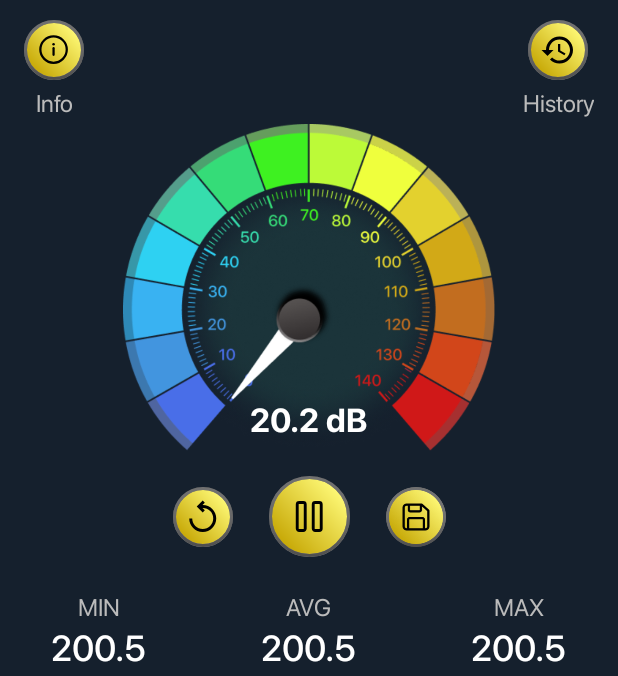
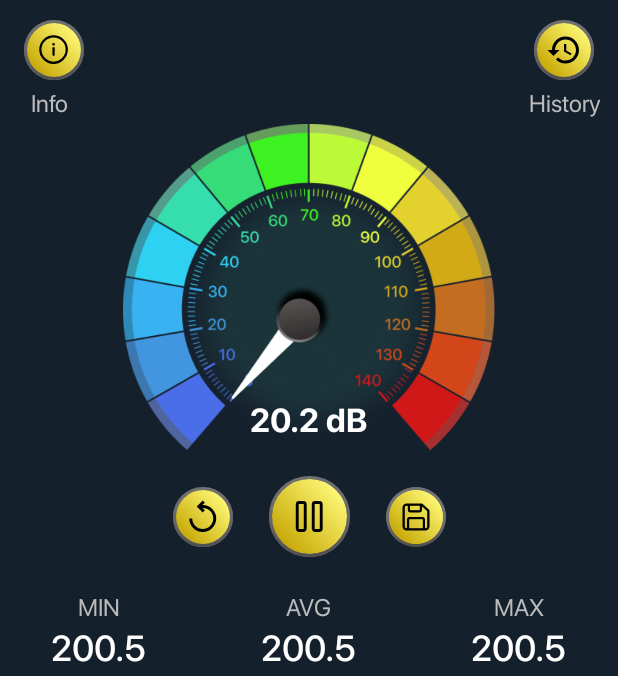
Before and after one commit to minhnguyen1502/sound_meter_ver_2, an Android app: the SoundMeterActivity screen opened directly, with no data from a screen before it, on a phone screen of 412 x 824 dp, the part 94-770 px from its top. Run offline under Robolectric (Android 15) with nearby library versions, the phone set to English and light mode, and no system bars; libraries missing offline, so code that uses them is left out: com.github.mikephil.charting; plain views replace LineChart; 47 statements that could not run were skipped.

Commit message:
update in pc

```diff
--- a/app/src/main/java/com/example/exe01/ui/sound/metal_detector/MetalSensorView.java
+++ b/app/src/main/java/com/example/exe01/ui/sound/metal_detector/MetalSensorView.java
@@ -85,6 +85,6 @@ public class MetalSensorView extends View {
         float min = 0;
         float max = 6000;
 
-        return (value - min) * 210f / (max - min);
+        return (value - min) * 205f / (max - min);
     }
 }
--- a/app/src/main/res/layout/activity_sound_meter.xml
+++ b/app/src/main/res/layout/activity_sound_meter.xml
@@ -64,33 +64,34 @@
                 android:id="@+id/iv_info"
                 android:layout_width="48dp"
                 android:layout_height="48dp"
-                android:layout_marginStart="12dp"
                 android:contentDescription="info"
                 android:padding="4dp"
+                android:layout_marginStart="12dp"
                 android:src="@drawable/ic_info"
                 app:layout_constraintStart_toStartOf="parent"
                 app:layout_constraintTop_toTopOf="parent"
                 tools:ignore="HardcodedText" />
 
             <TextView
+                android:id="@+id/tv_1"
                 android:layout_width="0dp"
                 android:layout_height="wrap_content"
                 android:fontFamily="@font/pro__400"
                 android:text="@string/info"
+                android:layout_marginStart="20dp"
                 android:gravity="center"
                 android:textColor="#BBBBBB"
                 android:textSize="16sp"
-                app:layout_constraintStart_toStartOf="@id/iv_info"
-                app:layout_constraintEnd_toEndOf="@id/iv_info"
+                app:layout_constraintStart_toStartOf="parent"
                 app:layout_constraintTop_toBottomOf="@id/iv_info" />
 
             <ImageView
                 android:id="@+id/iv_history"
                 android:layout_width="48dp"
                 android:layout_height="48dp"
-                android:layout_marginEnd="16dp"
                 android:contentDescription="history"
                 android:padding="4dp"
+                android:layout_marginEnd="12dp"
                 android:src="@drawable/ic_history"
                 app:layout_constraintBottom_toBottomOf="@id/iv_info"
                 app:layout_constraintEnd_toEndOf="parent"
@@ -98,6 +99,7 @@
                 tools:ignore="HardcodedText" />
 
             <TextView
+                android:id="@id/tv_2"
                 android:layout_width="0dp"
                 android:layout_height="wrap_content"
                 android:fontFamily="@font/pro__400"
@@ -105,8 +107,8 @@
                 android:gravity="center"
                 android:textColor="#BBBBBB"
                 android:textSize="16sp"
-                app:layout_constraintEnd_toEndOf="@id/iv_history"
-                app:layout_constraintStart_toStartOf="@id/iv_history"
+                android:layout_marginEnd="12dp"
+                app:layout_constraintEnd_toEndOf="parent"
                 app:layout_constraintTop_toBottomOf="@id/iv_history" />
 
             <com.example.exe01.ui.sound.sound_meter.ui.SoundMeterView
--- a/app/src/main/res/layout/dialog_no_sensor.xml
+++ b/app/src/main/res/layout/dialog_no_sensor.xml
@@ -48,10 +48,11 @@
 
         <TextView
             android:id="@+id/btn_go_to_home"
-            android:layout_width="135.5dp"
+            android:layout_width="wrap_content"
             android:layout_height="wrap_content"
             android:layout_marginTop="24dp"
             android:background="@drawable/bg_button_yellow"
+            android:paddingHorizontal="32dp"
             android:fontFamily="@font/pro_500"
             android:gravity="center"
             android:paddingVertical="16dp"
--- a/app/src/main/res/layout/dialog_permission_in_home.xml
+++ b/app/src/main/res/layout/dialog_permission_in_home.xml
@@ -146,7 +146,7 @@
 
         <TextView
             android:id="@+id/tvOk"
-            android:layout_width="96dp"
+            android:layout_width="wrap_content"
             android:layout_height="wrap_content"
             android:layout_marginTop="28dp"
             android:background="@drawable/bg_button_yellow"
--- a/app/src/main/res/layout/dialog_set_name_record.xml
+++ b/app/src/main/res/layout/dialog_set_name_record.xml
@@ -68,10 +68,11 @@
             app:layout_constraintEnd_toEndOf="parent"/>
         <TextView
             android:id="@+id/btn_cancel"
-            android:layout_width="135.5dp"
+            android:layout_width="wrap_content"
             android:layout_height="wrap_content"
             android:text="@string/cancel"
             android:gravity="center"
+            android:paddingHorizontal="38dp"
             android:background="@drawable/bg_button"
             android:fontFamily="@font/pro_500"
             android:textSize="16sp"
@@ -84,10 +85,11 @@
 
         <TextView
             android:id="@+id/btn_save"
-            android:layout_width="135.5dp"
+            android:layout_width="wrap_content"
             android:layout_height="wrap_content"
             android:text="@string/save"
             android:gravity="center"
+            android:paddingHorizontal="38dp"
             android:background="@drawable/bg_button_yellow"
             android:fontFamily="@font/pro_500"
             android:textSize="16sp"
--- a/app/src/main/res/layout/dialog_threshold.xml
+++ b/app/src/main/res/layout/dialog_threshold.xml
@@ -58,12 +58,13 @@
 
         <TextView
             android:id="@+id/btn_ok"
-            android:layout_width="128dp"
+            android:layout_width="wrap_content"
             android:layout_height="wrap_content"
             android:text="@string/set"
             android:gravity="center"
             android:fontFamily="@font/pro_500"
             android:textSize="16sp"
+            android:paddingHorizontal="32dp"
             android:textColor="@color/black"
             android:background="@drawable/bg_button_yellow"
             android:paddingVertical="16dp"
@@ -75,10 +76,11 @@
         <TextView
             android:background="@drawable/bg_button"
             android:id="@+id/btn_cancel"
-            android:layout_width="128dp"
+            android:layout_width="wrap_content"
             android:layout_height="wrap_content"
             android:text="@string/cancel"
             android:gravity="center"
+            android:paddingHorizontal="32dp"
             android:fontFamily="@font/pro_500"
             android:textSize="16sp"
             android:textColor="@color/white"
--- a/app/src/main/res/values/strings.xml
+++ b/app/src/main/res/values/strings.xml
@@ -130,6 +130,7 @@
     <string name="input_cannot_be_empty">input cannot be empty</string>
     <string name="from_0_to_6000">from 0 to 6000</string>
     <string name="threshold_set_to">Threshold set to</string>
-    <string name="invalid_input">invalid input)</string>
+    <string name="invalid_input">invalid input</string>
+    <string name="title_already_exists">Title already exists.</string>
 
 </resources>
```
Also changed, not shown: app/src/main/java/com/example/exe01/ui/sound/metal_detector/MetalSensorActivity.java (+9 -0 lines), app/src/main/java/com/example/exe01/ui/sound/sound_meter/activity/SoundMeterActivity.java (+34 -14 lines), app/src/main/res/layout/dialog_permission.xml (+10 -10 lines), app/src/main/res/layout/item_sound_meter.xml (+79 -43 lines), 7 other files.
